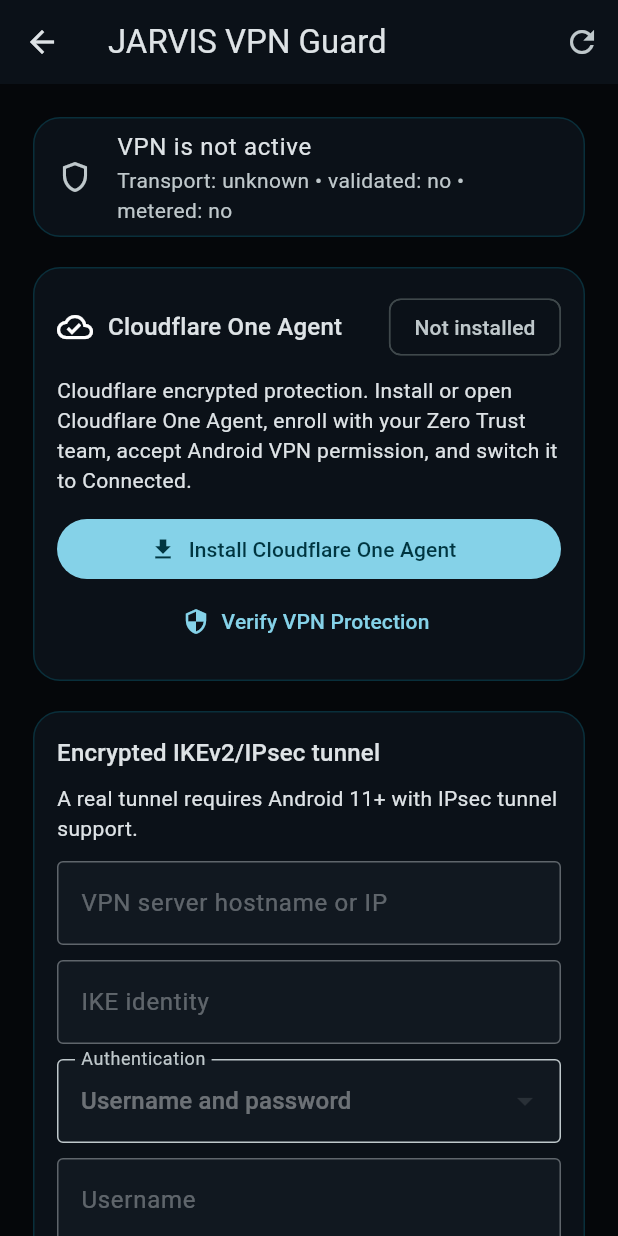
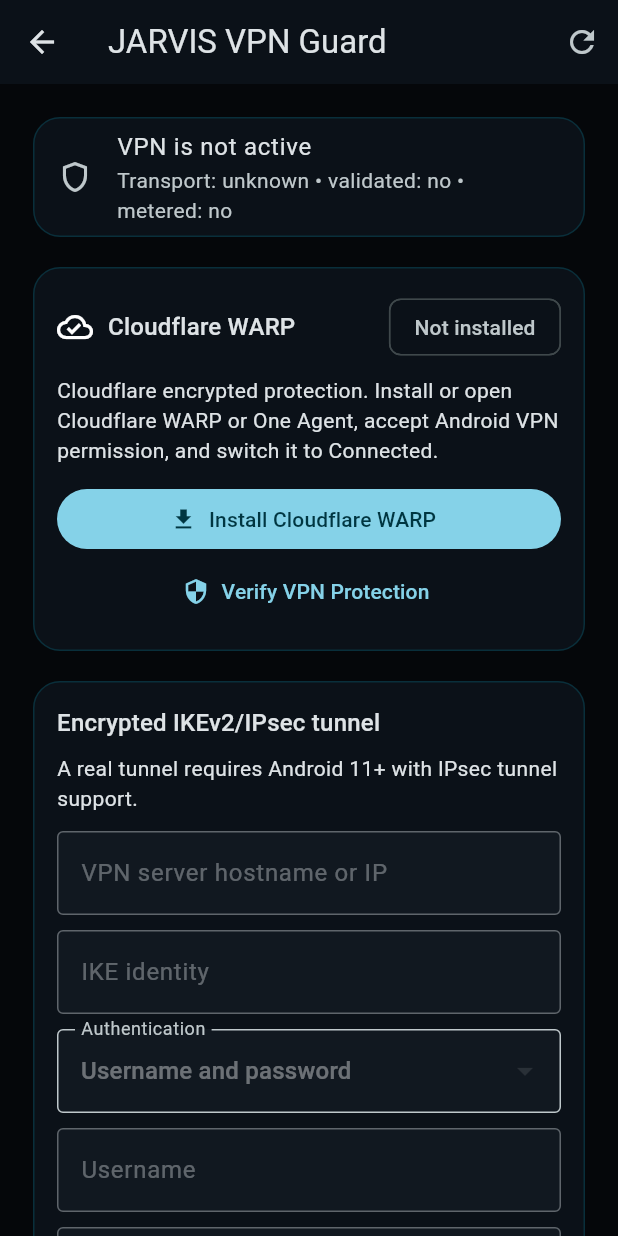
Before and after one commit to jeromeoffice78-ai/Project-JARVIS-Android, a Flutter app: the JarvisVpnScreen screen opened directly, on a phone screen of 412 x 824 dp. Run offline on Flutter 3.47's test engine with Material 3 defaults, Android fonts, the phone set to English and light mode, and no system bars; our stand-ins replace camera, file_picker, flutter_riverpod, flutter_secure_storage, flutter_tts, geolocator and 8 more; missing offline and left inert: audio_session, device_calendar, flutter_webrtc, google_mlkit_face_detection, health, torch_light and 1 more; accounts and stored records are empty; network calls fail.

Commit message:
Support consumer Cloudflare WARP alongside One Agent

```diff
--- a/jarvis_app/lib/features/vpn/jarvis_vpn_screen.dart
+++ b/jarvis_app/lib/features/vpn/jarvis_vpn_screen.dart
@@ -74,7 +74,7 @@
     try {
       await _service.openWarp();
     } on Object catch (error) {
-      _showMessage('Unable to open Cloudflare One Agent: $error');
+      _showMessage('Unable to open Cloudflare WARP: $error');
     }
   }
 
@@ -191,7 +191,7 @@
                       const SizedBox(width: 10),
                       Expanded(
                         child: Text(
-                          'Cloudflare One Agent',
+                          'Cloudflare WARP',
                           style: Theme.of(context).textTheme.titleMedium,
                         ),
                       ),
@@ -205,8 +205,8 @@
                   const SizedBox(height: 8),
                   Text(
                     status?.active == true
-                        ? 'Android reports an active VPN connection. Open Cloudflare One Agent to verify its switch shows Connected.'
-                        : 'Cloudflare encrypted protection. Install or open Cloudflare One Agent, enroll with your Zero Trust team, accept Android VPN permission, and switch it to Connected.',
+                        ? 'Android reports an active VPN connection. Open Cloudflare WARP to verify its switch shows Connected.'
+                        : 'Cloudflare encrypted protection. Install or open Cloudflare WARP or One Agent, accept Android VPN permission, and switch it to Connected.',
                   ),
                   const SizedBox(height: 12),
                   FilledButton.icon(
@@ -216,8 +216,8 @@
                     ),
                     label: Text(
                       _warpInstalled
-                          ? 'Open Cloudflare One Agent'
-                          : 'Install Cloudflare One Agent',
+                          ? 'Open Cloudflare WARP'
+                          : 'Install Cloudflare WARP',
                     ),
                   ),
                   TextButton.icon(
```
